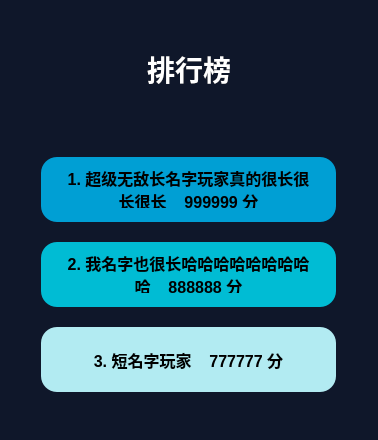
Old version of the form rankingdialog.ui in the repository YinHY94/the_24_game.
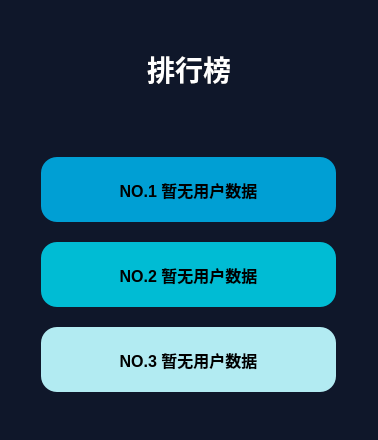
New version of the form.

```diff
--- a/rankingdialog.ui
+++ b/rankingdialog.ui
@@ -117,7 +117,7 @@
       </size>
      </property>
      <property name="text">
-      <string>1. 超级无敌长名字玩家真的很长很长很长    999999 分</string>
+      <string>NO.1 暂无用户数据</string>
      </property>
      <property name="alignment">
       <set>Qt::AlignmentFlag::AlignCenter</set>
@@ -148,7 +148,7 @@
       </size>
      </property>
      <property name="text">
-      <string>2. 我名字也很长哈哈哈哈哈哈哈哈哈    888888 分</string>
+      <string>NO.2 暂无用户数据</string>
      </property>
      <property name="alignment">
       <set>Qt::AlignmentFlag::AlignCenter</set>
@@ -179,7 +179,7 @@
       </size>
      </property>
      <property name="text">
-      <string>3. 短名字玩家    777777 分</string>
+      <string>NO.3 暂无用户数据</string>
      </property>
      <property name="alignment">
       <set>Qt::AlignmentFlag::AlignCenter</set>
```
